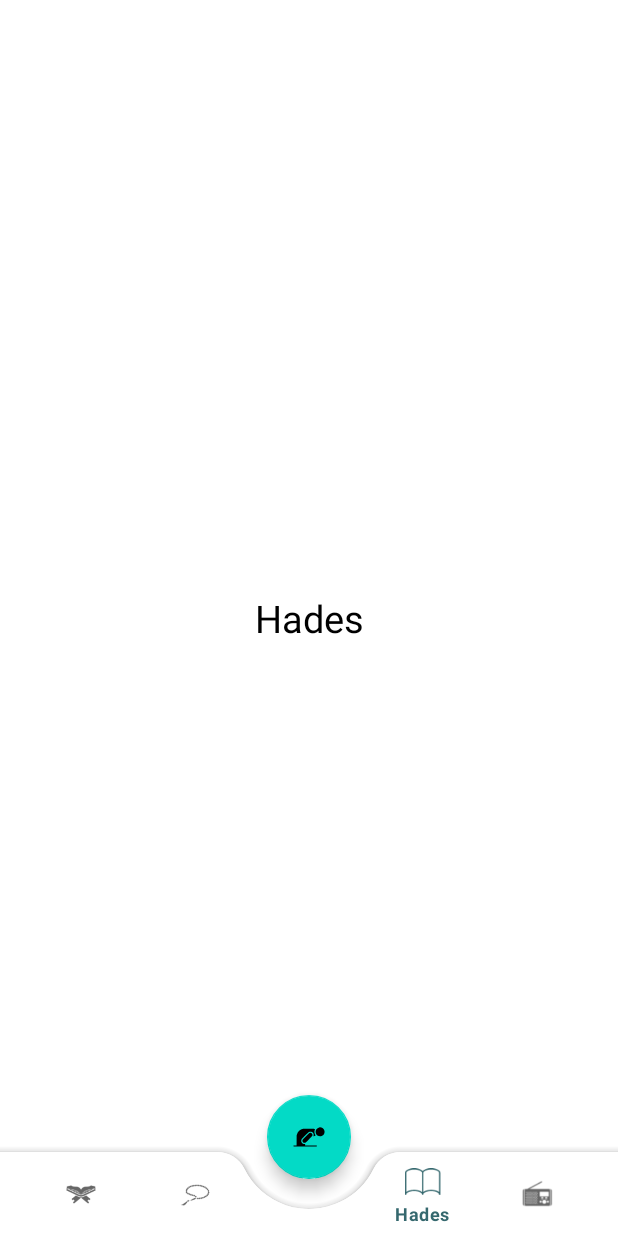
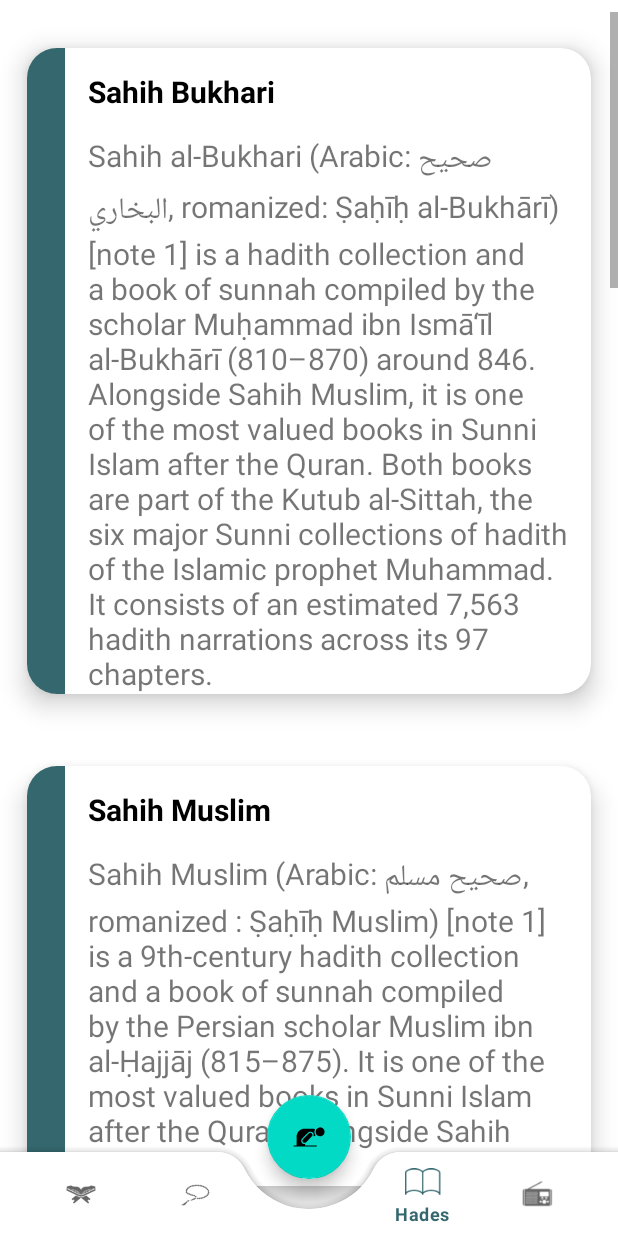
Before and after one commit to mohamadelagamal/Muslim, an Android app: the screen it shows after launch (HomeActivity), item 4 of the bottom bar chosen, on a phone screen of 412 x 824 dp. Run offline under Robolectric (Android 15) with nearby library versions, the phone set to English and light mode, and no system bars; our stand-ins replace data binding.

Commit message:
this branch it contains Hades Screen

```diff
--- /dev/null
+++ b/app/src/main/java/com/example/muslim/database/HadesData.kt
@@ -0,0 +1,6 @@
+package com.example.muslim.database
+
+data class HadesData(
+    val title:String?=null,
+    val description:String?=null,
+)
--- a/app/src/main/java/com/example/muslim/ui/hades/HadesFragment.kt
+++ b/app/src/main/java/com/example/muslim/ui/hades/HadesFragment.kt
@@ -6,11 +6,29 @@ import android.view.LayoutInflater
 import android.view.View
 import android.view.ViewGroup
 import com.example.muslim.R
+import com.example.muslim.database.HadesData
 import com.example.muslim.databinding.FragmentHadesBinding
 import com.example.muslim.ui.base.fragment.BaseFragment
+import com.example.muslim.ui.hades.adapter.HadesAdapter
 
-class HadesFragment : BaseFragment<FragmentHadesBinding,HadesViewModel>(),Navigator {
+class HadesFragment : BaseFragment<FragmentHadesBinding, HadesViewModel>(), Navigator {
 
+    val list = listOf(
+        HadesData("Sahih Bukhari", "Sahih al-Bukhari (Arabic: صحيح البخاري, romanized: Ṣaḥīḥ al-Bukhārī)[note 1] is a hadith collection and a book of sunnah compiled by the scholar Muḥammad ibn Ismā‘īl al-Bukhārī (810–870) around 846. Alongside Sahih Muslim, it is one of the most valued books in Sunni Islam after the Quran. Both books are part of the Kutub al-Sittah, the six major Sunni collections of hadith of the Islamic prophet Muhammad. It consists of an estimated 7,563 hadith narrations across its 97 chapters."),
+        HadesData("Sahih Muslim", "Sahih Muslim (Arabic: صحيح مسلم, romanized : Ṣaḥīḥ Muslim) [note 1] is a 9th-century hadith collection and a book of sunnah compiled by the Persian scholar Muslim ibn al-Ḥajjāj (815–875). It is one of the most valued books in Sunni Islam after the Quran, alongside Sahih al-Bukhari."),
+        HadesData("Sunan Nasai", "Sunan an-Nasa'i is a collection of hadith compiled by Imam Ahmad an-Nasa'i (rahimahullah). His collection is unanimously considered to be one of the six canonical collections of hadith (Kutub as-Sittah) of the Sunnah of the Prophet (ﷺ). It contains roughly 5700 hadith (with repetitions) in 52 books.\n"),
+        HadesData("Sunan Abi Dawud", "Sunan Abi Dawud is a collection of hadith compiled by Imam Abu Dawud Sulayman ibn al-Ash’ath as-Sijistani (rahimahullah). It is widely considered to be among the six canonical collections of hadith (Kutub as-Sittah) of the Sunnah of the Prophet (ﷺ). It consists of 5274 ahadith in 43 books1.\n"),
+        HadesData("Sunan Tirmidhi", "Jamiat-Tirmidhi is a collection of hadith compiled by Imam AbuIsa Muhammad at-Tirmidhi (rahimahullah). His collection is unanimously considered to be one of the six canonical collections of hadith (Kutub as-Sittah) of the Sunnah of the Prophet (ﷺ). It contains roughly 4400 hadith (with repetitions) in 46 books1.\n" +
+                "\n"),
+        HadesData("Sunan Ibn Majah", "Sunan Ibn Majah is a collection of hadith compiled by Imam Muhammad bin Yazid Ibn Majah al-Qazvini (rahimahullah). It is widely considered to be the sixth of the six canonical collection of hadith (Kutub as-Sittah) of the Sunnah of the Prophet (ﷺ). It consists of 4341 ahadith in 37 books1.\n" +
+                "\n"),
+        HadesData("Muwatta Imam Malik", "The Muwatta Imam Malik is a collection of hadith compiled by Imam Malik ibn Anas (rahimahullah). It is one of the earliest collections of hadith and is considered to be one of the most authentic collections of hadith. The Muwatta consists of 1,720 ahadith in 61 books.\n" +
+                "\n"),
+        HadesData("Sunan Darimi", "Sunan al-Darimi is a collection of hadith compiled by Imam Abdullah ibn Abd ar-Rahman ad-Darimi (d. 255 AH/869 CE - rahimahullah). It is considered to be one of the important collections of reports of the Sunnah of the Prophet Muhammad (ﷺ), typically included in the “Nine Books” of hadith collections. It contains approximately 3,400 hadith1.\n" +
+                "\n"),
+        HadesData("Musnad Ahmad", "Musnad Ahmad is a collection of hadith compiled by Imam Ahmad ibn Hanbal (d. 241 AH/855 AD - rahimahullah). It is one of the most famous and important collections of reports of the Sunnah of the Prophet Muhammad (ﷺ). It is the largest of the main books of hadith containing approximately 28,199 hadith sectioned based on individual Companions1.\n" +
+                "\n"),
+    )
 
     override fun getLayoutID(): Int {
         return R.layout.fragment_hades
@@ -22,8 +40,10 @@ class HadesFragment : BaseFragment<FragmentHadesBinding,HadesViewModel>(),Naviga
 
     override fun onViewCreated(view: View, savedInstanceState: Bundle?) {
         super.onViewCreated(view, savedInstanceState)
-        viewDataBinding.vmHades=viewModel
-        viewModel.navigator=this
+        viewDataBinding.vmHades = viewModel
+        viewModel.navigator = this
+        val adapter = HadesAdapter(list)
+        viewDataBinding.rvHades.adapter = adapter
 
     }
 }
--- /dev/null
+++ b/app/src/main/java/com/example/muslim/ui/hades/adapter/HadesAdapter.kt
@@ -0,0 +1,38 @@
+package com.example.muslim.ui.hades.adapter
+
+import android.view.LayoutInflater
+import android.view.ViewGroup
+import android.widget.Adapter
+import androidx.databinding.DataBindingUtil
+import androidx.recyclerview.widget.RecyclerView
+import com.example.muslim.R
+import com.example.muslim.database.HadesData
+import com.example.muslim.databinding.ItemHadesBinding
+
+class HadesAdapter(var items:List<HadesData>?):RecyclerView.Adapter<HadesAdapter.HadesViewHolder>(){
+
+    // make view holder for recycler view item
+    class HadesViewHolder(var viewdataBinding:ItemHadesBinding) :
+        RecyclerView.ViewHolder(viewdataBinding.root){ // root is the root view of item_hades.xml
+            fun bind(hadesData: HadesData){
+                viewdataBinding.itemHades=hadesData // set data binding for this item with hadesData
+                viewdataBinding.invalidateAll() // refresh data binding for this item
+            }
+
+    }
+
+    override fun onCreateViewHolder(parent: ViewGroup, viewType: Int): HadesViewHolder {
+        val viewDataBinding:ItemHadesBinding =
+            DataBindingUtil.inflate(LayoutInflater.from(parent.context), R.layout.item_hades,parent,false)
+        return HadesViewHolder(viewDataBinding)
+    }
+
+    override fun getItemCount(): Int = items?.size ?: 0
+
+    override fun onBindViewHolder(holder: HadesViewHolder, position: Int) {
+        var hadesList=items!![position]
+        holder.bind(hadesList)
+
+
+    }
+}
--- a/app/src/main/java/com/example/muslim/ui/home/HomeActivity.kt
+++ b/app/src/main/java/com/example/muslim/ui/home/HomeActivity.kt
@@ -67,8 +67,8 @@ class HomeActivity : BaseActivity<ActivityHomeBinding, HomeViewModel>(),Navigato
     }
     fun transactFragment(fragment: Fragment) {
         supportFragmentManager.beginTransaction()
-            .replace(R.id.fragment_container, fragment)
-            .commit()
+            .replace(R.id.fragment_container, fragment).commit()
+
     }
 
 }
--- a/app/src/main/res/layout/fragment_hades.xml
+++ b/app/src/main/res/layout/fragment_hades.xml
@@ -1,6 +1,7 @@
 <?xml version="1.0" encoding="utf-8"?>
 <layout xmlns:android="http://schemas.android.com/apk/res/android"
-    xmlns:tools="http://schemas.android.com/tools">
+    xmlns:tools="http://schemas.android.com/tools"
+    xmlns:app="http://schemas.android.com/apk/res-auto">
 
     <data>
 
@@ -13,15 +14,19 @@
         android:layout_width="match_parent"
         android:layout_height="match_parent"
         tools:context=".ui.hades.HadesFragment">
-
-        <!-- TODO: Update blank fragment layout -->
-        <TextView
+        <androidx.recyclerview.widget.RecyclerView
             android:layout_width="match_parent"
             android:layout_height="match_parent"
-            android:gravity="center_horizontal|center_vertical"
-            android:text="Hades"
-            android:textSize="25dp"
-            android:textColor="@color/black" />
+            android:id="@+id/rv_hades"
+            android:layout_marginTop="8dp"
+            android:layout_marginBottom="8dp"
+            app:layoutManager="androidx.recyclerview.widget.LinearLayoutManager"
+            tools:listitem="@layout/item_hades"
+            android:orientation="vertical"
+            android:scrollbars="vertical"
+            android:scrollbarSize="5dp"
+            android:scrollbarAlwaysDrawVerticalTrack="true"
+            />
 
     </FrameLayout>
 </layout>
--- a/app/src/main/res/layout/fragment_quran.xml
+++ b/app/src/main/res/layout/fragment_quran.xml
@@ -21,12 +21,7 @@
             android:text="Quran "
             android:textSize="25dp"
             android:textColor="@color/black" />
-        <TextView
-            android:layout_width="match_parent"
-            android:layout_height="match_parent"
-            android:gravity="center_horizontal|center_vertical"
-            android:text="Qurann "
-            android:textSize="25dp"/>
+
 
     </FrameLayout>
 </layout>
--- /dev/null
+++ b/app/src/main/res/layout/item_hades.xml
@@ -0,0 +1,80 @@
+<?xml version="1.0" encoding="utf-8"?>
+<layout xmlns:android="http://schemas.android.com/apk/res/android"
+    xmlns:app="http://schemas.android.com/apk/res-auto"
+    xmlns:tools="http://schemas.android.com/tools">
+
+    <data>
+        <variable
+            name="itemHades"
+            type="com.example.muslim.database.HadesData" />
+    </data>
+
+    <androidx.constraintlayout.widget.ConstraintLayout
+        android:layout_width="match_parent"
+        android:layout_height="wrap_content">
+
+        <LinearLayout
+            android:layout_width="match_parent"
+            android:layout_height="match_parent"
+            android:orientation="vertical"
+            >
+            <com.google.android.material.card.MaterialCardView
+                android:layout_width="match_parent"
+                android:layout_height="wrap_content"
+                app:cardElevation="10dp"
+                app:cardCornerRadius="20dp"
+                app:cardBackgroundColor="@color/white"
+                app:cardMaxElevation="12dp"
+                app:cardPreventCornerOverlap="true"
+                app:cardUseCompatPadding="true"
+
+                >
+
+
+                <LinearLayout
+                    android:layout_width="match_parent"
+                    android:layout_height="match_parent"
+                    android:orientation="horizontal"
+                    >
+                    <View
+                    android:layout_width="25dp"
+                    android:layout_height="match_parent"
+                    android:id="@+id/img"
+                    android:contentDescription="@string/app_name"
+                    android:background="@color/color_light"
+                    />
+                    <LinearLayout
+                        android:layout_width="match_parent"
+                        android:layout_height="match_parent"
+                        android:orientation="vertical"
+                        >
+
+                        <TextView
+                            android:layout_width="match_parent"
+                            android:layout_height="wrap_content"
+                            android:text="@{itemHades.title}"
+                            android:layout_gravity="start"
+                            android:gravity="start"
+                            android:textSize="20sp"
+                            android:textStyle="bold"
+                            tools:text="Hades Title"
+                            android:textColor="@color/black"
+                            android:padding="15dp"
+                            />
+                        <TextView
+                            android:layout_width="match_parent"
+                            android:layout_height="wrap_content"
+                            android:text="@{itemHades.description}"
+                            android:layout_marginHorizontal="15dp"
+                            android:layout_gravity="start"
+                            android:textSize="20sp"
+                            tools:text="Hades description"
+
+                            />
+                    </LinearLayout>
+
+                </LinearLayout>
+            </com.google.android.material.card.MaterialCardView>
+        </LinearLayout>
+    </androidx.constraintlayout.widget.ConstraintLayout>
+</layout>
```
Also changed, not shown: app/src/main/res/drawable/scrollbar_vertical.png (added), app/src/main/res/drawable/thenounproject.png (added).
